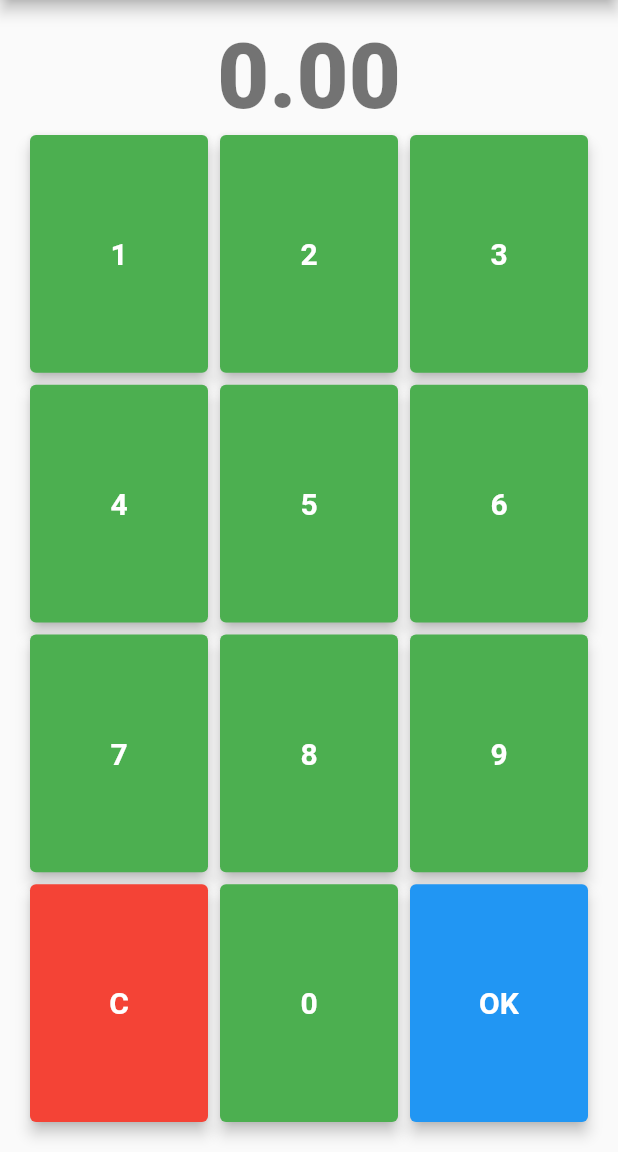
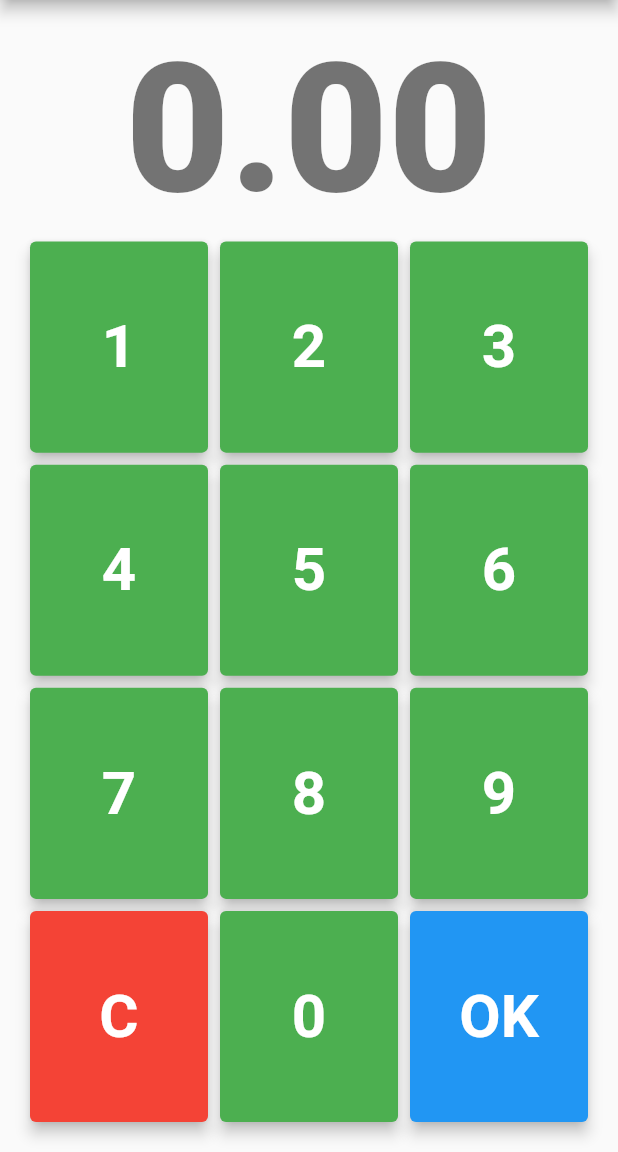
Before and after one commit to fiatjaf/lnurlpos-app, a Flutter app: the screen it shows after launch, in the side drawer, after a tap on "Home", on a phone screen of 412 x 824 dp, the part 84-1236 px from its top. Run offline on Flutter 3.47's test engine with Material 2 defaults, Android fonts, the phone set to English and light mode, and no system bars; our stand-ins replace bloc, convert, flutter_bloc, qr_flutter, shared_preferences; Roboto replaces fonts that are missing (Georgia, Hind).

```diff
--- a/lib/components/scaffold.dart
+++ b/lib/components/scaffold.dart
@@ -23,14 +23,13 @@ class LNURLPoSScaffold extends StatelessWidget {
             ListTile(
               title: Text('Home'),
               onTap: () {
-                print("navigator pop");
-                Navigator.of(context).pop();
+                Navigator.of(context).popAndPushNamed('/');
               },
             ),
             ListTile(
               title: Text('Settings'),
               onTap: () {
-                Navigator.of(context).pop();
+                Navigator.of(context).popAndPushNamed('/settings');
               },
             ),
           ],
--- a/lib/main.dart
+++ b/lib/main.dart
@@ -4,8 +4,9 @@ import 'package:flutter/material.dart';
 import 'package:flutter/widgets.dart';
 
 import 'observer.dart';
+import 'views/qr.dart';
 import 'views/amount.dart';
-import 'views/qr.dart';
+import 'views/settings.dart';
 import 'cubits/amount.dart';
 
 void main() {
@@ -18,7 +19,7 @@ void main() {
           primaryColor: Colors.red,
           fontFamily: 'Georgia',
           textTheme: const TextTheme(
-            headline1: TextStyle(fontSize: 72.0, fontWeight: FontWeight.bold),
+            headline1: TextStyle(fontSize: 120.0, fontWeight: FontWeight.w900),
             headline6: TextStyle(fontSize: 36.0, fontFamily: 'Hind'),
             bodyText2: TextStyle(fontSize: 14.0, fontFamily: 'Hind'),
           ),
@@ -39,10 +40,9 @@ class MainPage extends StatelessWidget {
       create: (_) => AmountCubit(),
       child: Navigator(
         initialRoute: '/',
-        observers: [
-          NavigatorObserver(),
-        ],
         onGenerateRoute: (RouteSettings settings) {
+          print(settings);
+
           late Widget page;
           switch (settings.name) {
             case '/':
@@ -51,9 +51,9 @@ class MainPage extends StatelessWidget {
             case '/qr':
               page = QRView();
               break;
-            // case '/settings':
-            //   page = SettingsView();
-            //   break;
+            case '/settings':
+              page = SettingsView();
+              break;
           }
 
           return MaterialPageRoute<dynamic>(
--- a/lib/views/amount.dart
+++ b/lib/views/amount.dart
@@ -31,7 +31,6 @@ class AmountView extends StatelessWidget {
                     formatted,
                     style: textTheme.headline1?.apply(
                       fontWeightDelta: 50,
-                      fontSizeDelta: -12,
                     ),
                   ),
                 );
@@ -189,7 +188,7 @@ class Button extends StatelessWidget {
                 textStyle: TextStyle(
                   color: Colors.white,
                   fontWeight: FontWeight.bold,
-                  fontSize: 20,
+                  fontSize: 40,
                 ),
                 elevation: 4,
               ),
```
Also changed, not shown: lib/observer.dart (+0 -12 lines), lib/views/qr.dart (+11 -9 lines), lib/views/settings.dart (added, +123 -0 lines).
